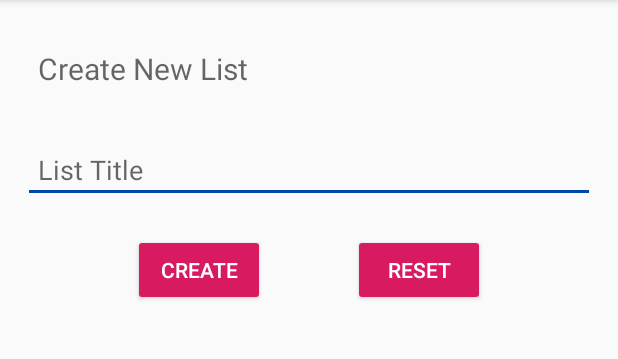
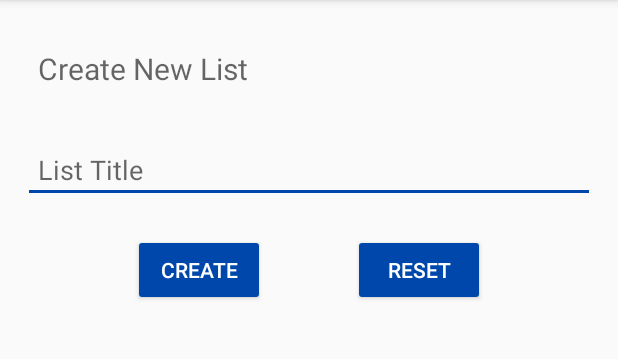
Before and after one commit to Riddhish-Bharadva/ToDoList, an Android app: the CreateNewToDoList screen opened directly, with no data from a screen before it, on a phone screen of 412 x 824 dp, the part 84-443 px from its top. Run offline under Robolectric (Android 15) with nearby library versions, the phone set to English and light mode, and no system bars.

Commit message:
Changed layouts and colors of every page.

```diff
--- a/app/src/main/java/com/example/todolist/CreateNewTask.java
+++ b/app/src/main/java/com/example/todolist/CreateNewTask.java
@@ -15,9 +15,6 @@ import android.widget.DatePicker;
 import android.widget.EditText;
 import android.widget.TextView;
 import android.widget.Toast;
-
-import com.example.todolist.R;
-
 import java.text.SimpleDateFormat;
 import java.util.Date;
 import java.util.Locale;
--- a/app/src/main/res/layout/activity_create_new_to_do_list.xml
+++ b/app/src/main/res/layout/activity_create_new_to_do_list.xml
@@ -28,8 +28,8 @@
         android:layout_margin="15dp"
         android:onClick="GoBackFunction"
         android:text="Back"
-        android:backgroundTint="@color/colorPrimaryDark"
-        android:textColor="#ffffff"
+        android:backgroundTint="@color/ButtonColor"
+        android:textColor="@color/ButtonTextColor"
         app:layout_constraintTop_toBottomOf="@id/CreateListTextView"
         app:layout_constraintBottom_toBottomOf="parent"
         app:layout_constraintLeft_toLeftOf="parent"
@@ -58,8 +58,8 @@
         android:layout_height="wrap_content"
         android:layout_margin="15dp"
         android:onClick="CreateListFunction"
-        android:backgroundTint="@color/colorPrimaryDark"
-        android:textColor="#ffffff"
+        android:backgroundTint="@color/ButtonColor"
+        android:textColor="@color/ButtonTextColor"
         android:text="Create"
         app:layout_constraintTop_toBottomOf="@id/ListTitle"
         app:layout_constraintBottom_toBottomOf="parent"
@@ -74,8 +74,8 @@
         android:layout_height="wrap_content"
         android:layout_margin="15dp"
         android:onClick="ResetFunction"
-        android:backgroundTint="@color/colorPrimaryDark"
-        android:textColor="#ffffff"
+        android:backgroundTint="@color/ButtonColor"
+        android:textColor="@color/ButtonTextColor"
         android:text="Reset"
         app:layout_constraintTop_toBottomOf="@id/ListTitle"
         app:layout_constraintBottom_toBottomOf="parent"
@@ -83,16 +83,16 @@
         app:layout_constraintLeft_toLeftOf="parent"
         app:layout_constraintRight_toRightOf="parent"
         app:layout_constraintVertical_bias="0.01" />
-
-<!--    <Button
+<!--
+    <Button
         android:id="@+id/DeleteAllLists"
         android:layout_width="wrap_content"
         android:layout_height="wrap_content"
         android:layout_margin="15dp"
         android:onClick="DeleteAllListsFromDB"
         android:text="Delete All"
-        android:backgroundTint="@color/colorPrimaryDark"
-        android:textColor="#ffffff"
+        android:backgroundTint="@color/ButtonColor"
+        android:textColor="@color/ButtonTextColor"
         app:layout_constraintBottom_toBottomOf="parent"
         app:layout_constraintLeft_toLeftOf="parent"
         app:layout_constraintRight_toRightOf="parent"
--- a/app/src/main/res/values/colors.xml
+++ b/app/src/main/res/values/colors.xml
@@ -3,5 +3,6 @@
     <color name="colorPrimary">#0047ab</color>
     <color name="colorPrimaryDark">#D81B60</color>
     <color name="colorAccent">#0047ab</color>
+    <color name="ButtonColor">#0047ab</color>
+    <color name="ButtonTextColor">#ffffff</color>
 </resources>
-<!-- #008577 - Green -->
```
Also changed, not shown: app/src/main/java/com/example/todolist/MainActivity.java (+0 -7 lines), app/src/main/java/com/example/todolist/TaskHomePage.java (+30 -0 lines), app/src/main/res/layout/activity_create_new_task.xml (+6 -6 lines), app/src/main/res/layout/activity_edit_list_title.xml (+5 -5 lines), app/src/main/res/layout/activity_home_page_custom_view.xml (+4 -4 lines), app/src/main/res/layout/activity_task_edit_page.xml (+6 -6 lines), app/src/main/res/layout/activity_task_home_page_custom_view.xml (+5 -4 lines).
